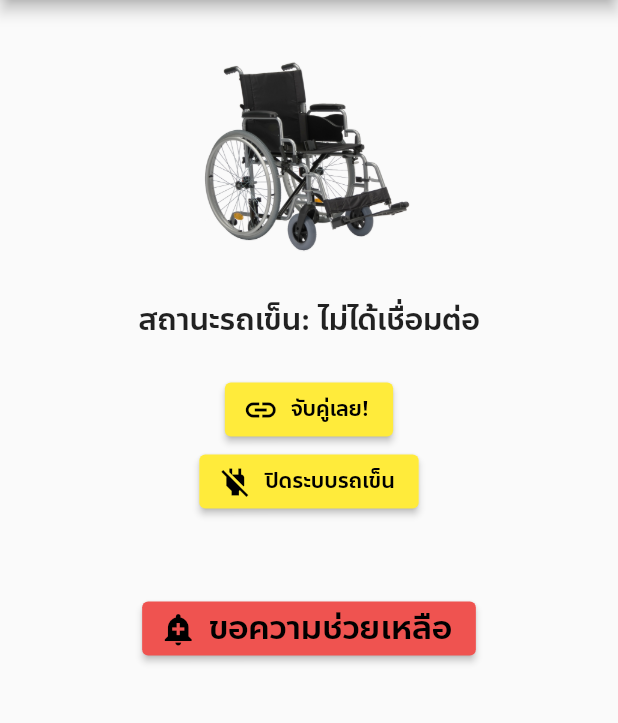
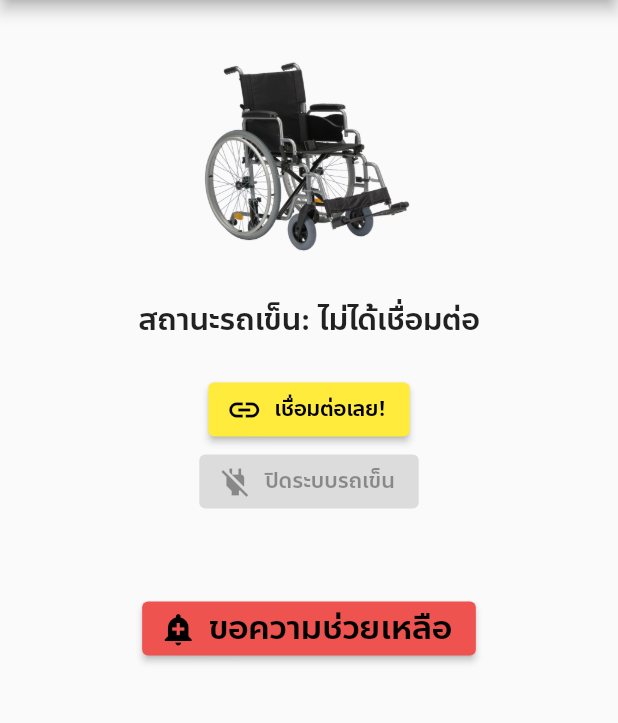
Before and after one commit to Leomotors/NSM2021-SmartWheelChair-MobileApp, a Flutter app: the screen it shows after launch, on a phone screen of 412 x 824 dp, the part 84-807 px from its top. Run offline on Flutter 3.47's test engine with Material 2 defaults, Android fonts, the phone set to English and light mode, and no system bars; our stand-ins replace package_info.

Commit message:
wording tweaks

```diff
--- a/lib/screens/WheelChairCtrl.dart
+++ b/lib/screens/WheelChairCtrl.dart
@@ -32,14 +32,14 @@ class _WheelChairCtrlPageBodyState extends State<WheelChairCtrlPageBody> {
             setState(() {
               _paired = !_paired;
               _statusDescribe =
-                  _paired ? "จับคู่(ทิพย์)แล้ว" : "ไม่ได้เชื่อมต่อ";
+                  _paired ? "เชื่อมต่อทิพย์แล้ว" : "ไม่ได้เชื่อมต่อ";
             });
           },
           icon: Icon(_paired ? Icons.link_off : Icons.link),
-          label: Text(_paired ? "หยุดเชื่อมต่อ" : "จับคู่เลย!"),
+          label: Text(_paired ? "หยุดเชื่อมต่อ" : "เชื่อมต่อเลย!"),
         ),
         ElevatedButton.icon(
-          onPressed: () {},
+          onPressed: _paired ? () {} : null,
           icon: Icon(Icons.power_off),
           label: Text("ปิดระบบรถเข็น"),
         ),
--- a/lib/widgets/DrawerMenu.dart
+++ b/lib/widgets/DrawerMenu.dart
@@ -40,7 +40,7 @@ class _DrawerMenuState extends State<DrawerMenu> {
           decoration: BoxDecoration(color: Colors.green),
         ),
         ListTile(
-          title: Text("จับคู่รถเข็น"),
+          title: Text("ค้นหารถเข็น"),
           leading: Icon(Icons.search),
           onTap: () {
             Navigator.pop(context);
```
